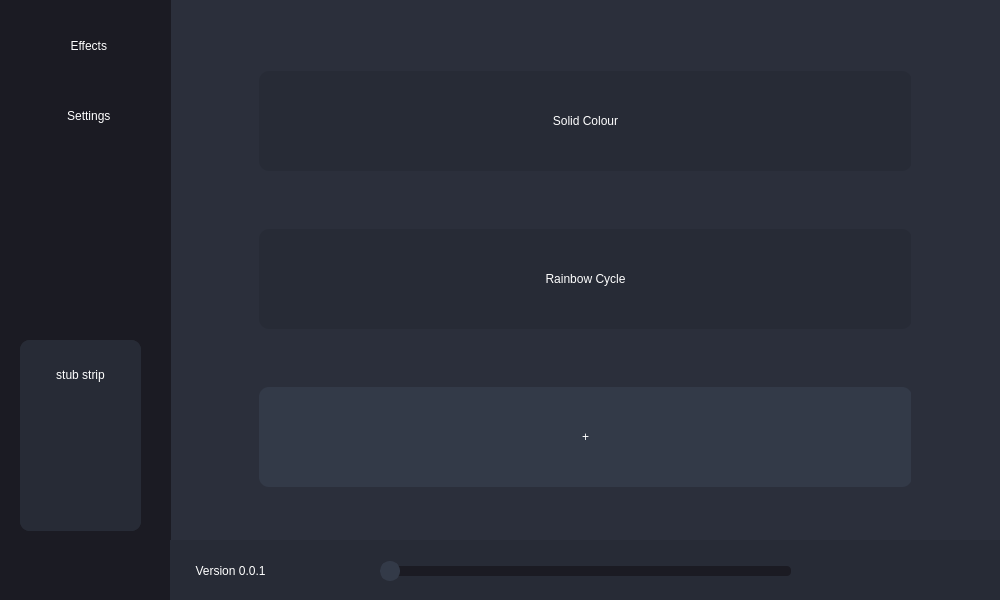
First picture: the form in src/ui/MainWindow.ui, repository milan338/FreeRGB, before the edit.
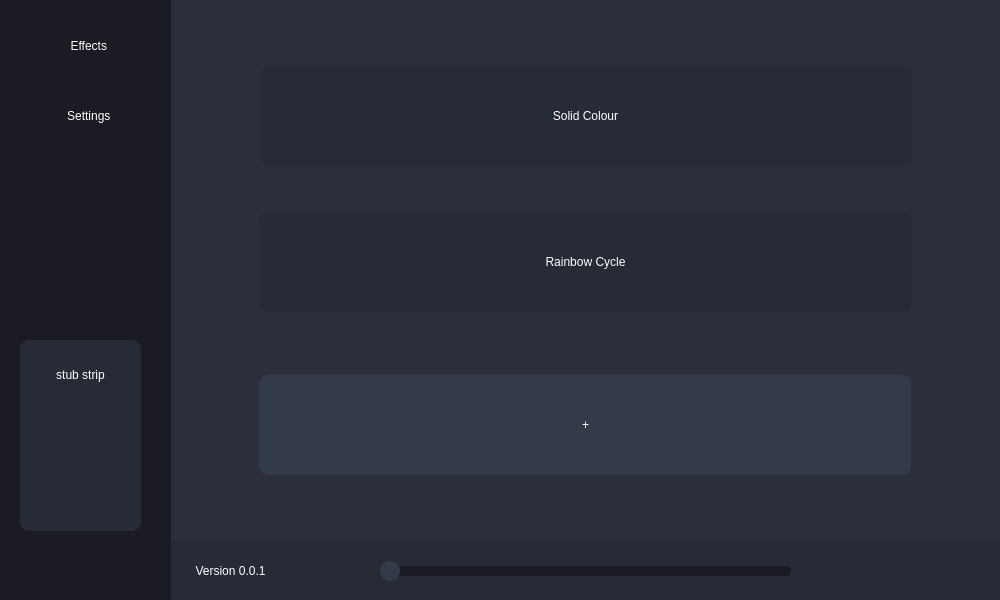
Second picture: the form after the edit. Icons and pictures are not drawn.

Commit message: ability to add new buttons, 'new effect' button functionality, further adjustments

```diff
--- a/src/ui/MainWindow.ui
+++ b/src/ui/MainWindow.ui
@@ -368,9 +368,9 @@
    <property name="geometry">
     <rect>
      <x>230</x>
-     <y>10</y>
+     <y>0</y>
      <width>681</width>
-     <height>551</height>
+     <height>541</height>
     </rect>
    </property>
    <property name="focusPolicy">
@@ -428,7 +428,7 @@
      <property name="widgetResizable">
       <bool>true</bool>
      </property>
-     <widget class="QWidget" name="scrollAreaWidgetContents_2">
+     <widget class="QWidget" name="effects_scroll_region_widgets">
       <property name="geometry">
        <rect>
         <x>0</x>
@@ -451,6 +451,8 @@
       </property>
       <layout class="QVBoxLayout" name="verticalLayout_2">
        <item>
+        <layout class="QVBoxLayout" name="main_menu_button_layout">
+         <item>
         <spacer name="verticalSpacer_11">
          <property name="orientation">
           <enum>Qt::Vertical</enum>
@@ -585,6 +587,8 @@
          </property>
         </widget>
        </item>
+        </layout>
+       </item>
        <item>
         <spacer name="verticalSpacer_8">
          <property name="orientation">
@@ -602,7 +606,7 @@
         </spacer>
        </item>
        <item>
-        <widget class="QPushButton" name="btn_menu_effect_new_9">
+        <widget class="QPushButton" name="btn_menu_effect_new">
          <property name="sizePolicy">
           <sizepolicy hsizetype="Minimum" vsizetype="Minimum">
            <horstretch>0</horstretch>
@@ -1353,13 +1357,13 @@
    </property>
   </widget>
   <zorder>main_menus</zorder>
+  <zorder>bar_bottom</zorder>
   <zorder>bar_left</zorder>
   <zorder>btn_menu_effects</zorder>
   <zorder>btn_menu_settings</zorder>
   <zorder>btn_list_device</zorder>
   <zorder>btn_list_strip</zorder>
   <zorder>context_menus</zorder>
-  <zorder>bar_bottom</zorder>
   <zorder>btn_version</zorder>
   <zorder>btn_device_debug</zorder>
   <zorder>btn_device_information</zorder>
```
Lines whose indentation alone changed are shown as unchanged. The commit also changes 16 other files.
